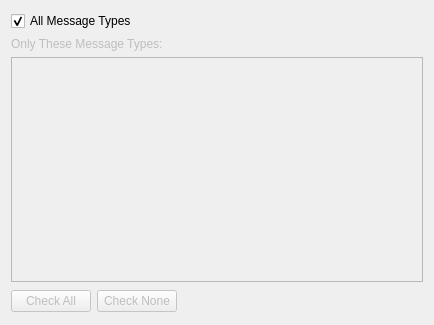
First picture: the form in profit/lib/widgets/ui_messagetypeselect.ui, repository hpsilva/profitpy, before the edit.
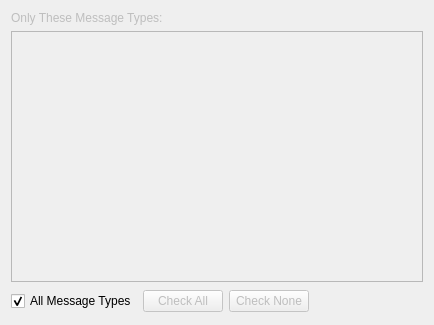
Second picture: the form after the edit.

Commit message: Reworked message display ui.  Added QSortFilterProxy subclass to implement filtering by message type.

What changed in the file:
```diff
--- a/profit/lib/widgets/ui_messagetypeselect.ui
+++ b/profit/lib/widgets/ui_messagetypeselect.ui
@@ -13,16 +13,6 @@
    <string>Select Message Types</string>
   </property>
   <layout class="QVBoxLayout" name="verticalLayout" >
-   <item>
-    <widget class="QCheckBox" name="allCheck" >
-     <property name="text" >
-      <string>All Message Types</string>
-     </property>
-     <property name="checked" >
-      <bool>true</bool>
-     </property>
-    </widget>
-   </item>
    <item>
     <widget class="QLabel" name="typesListText" >
      <property name="enabled" >
@@ -54,6 +44,16 @@
      <property name="margin" >
       <number>0</number>
      </property>
+     <item>
+      <widget class="QCheckBox" name="allCheck" >
+       <property name="text" >
+        <string>All Message Types</string>
+       </property>
+       <property name="checked" >
+        <bool>true</bool>
+       </property>
+      </widget>
+     </item>
      <item>
       <widget class="QPushButton" name="checkAllButton" >
        <property name="enabled" >
```
The commit also changes 4 other files.
